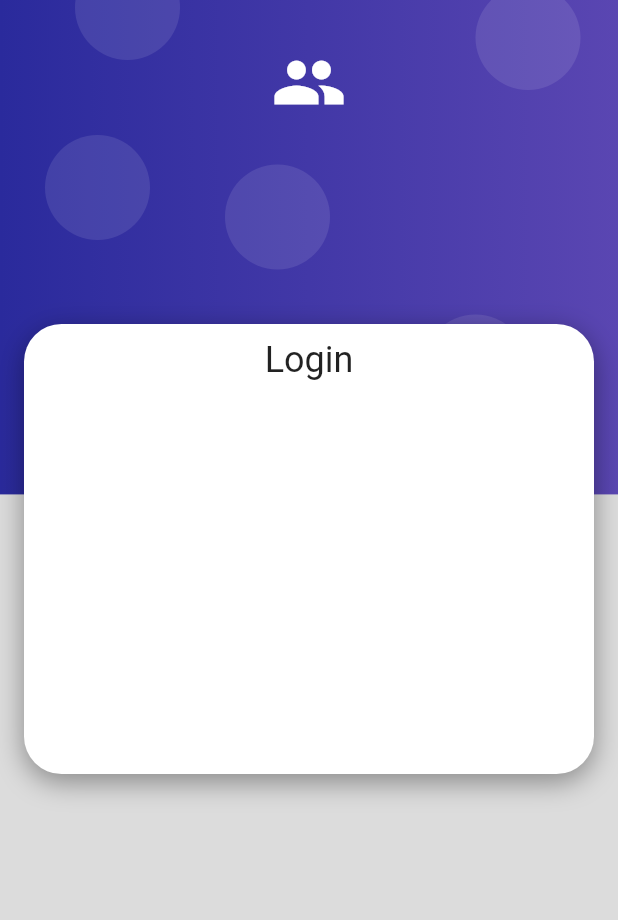
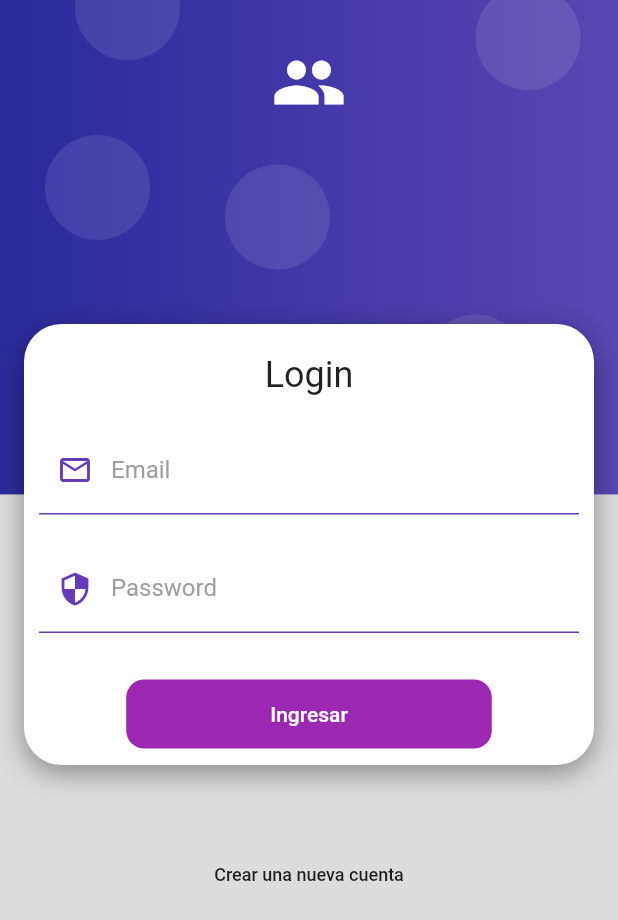
Before and after one commit to JoseLuisGit/form_validation, a Flutter app: the screen it shows after launch, on a phone screen of 412 x 824 dp. Shown: the top 920 px of the screen. Run offline on Flutter 3.47's test engine with Material 2 defaults, Android fonts, the phone set to English and light mode, and no system bars.

Commit message:
validation form

```diff
--- a/lib/pages/login_page.dart
+++ b/lib/pages/login_page.dart
@@ -1,6 +1,9 @@
 import 'package:flutter/material.dart';
+import 'package:form_validation/providers/login_form_provider.dart';
+import 'package:form_validation/ui/input_decorations.dart';
 import 'package:form_validation/widgets/auth_background.dart';
 import 'package:form_validation/widgets/card_container.dart';
+import 'package:provider/provider.dart';
 
 class LoginPage extends StatelessWidget {
   const LoginPage({super.key});
@@ -14,14 +17,23 @@ class LoginPage extends StatelessWidget {
             children: [
               const SizedBox(height: 200),
               CardContainer(
+                child: Padding(
+                  padding: const EdgeInsets.all(10.0),
                   child: Column(
                     children: [
                       const SizedBox(height: 10),
                       Text('Login', style: Theme.of(context).textTheme.headlineSmall),
                       const SizedBox(height: 20),
+                      ChangeNotifierProvider(
+                        create: (_) => LoginFormProvider(),
+                        child: _LoginForm(),
+                        )
                     ],
                   ),
-              )
+                ),
+              ),
+              const SizedBox( height: 50,),
+              const Text('Crear una nueva cuenta', style: TextStyle(fontSize: 12, fontWeight: FontWeight.w500),)
             ],
           ),
         )
@@ -29,3 +41,78 @@ class LoginPage extends StatelessWidget {
     );
   }
 }
+
+class _LoginForm extends StatelessWidget {
+
+  @override
+  Widget build(BuildContext context) {
+    final loginForm = Provider.of<LoginFormProvider>(context);
+    return Form(
+      key: loginForm.formKey,
+      autovalidateMode: AutovalidateMode.onUserInteraction,
+      child: Column(
+        children: [
+          TextFormField(
+            autocorrect: false,
+            keyboardType: TextInputType.emailAddress,
+            decoration: InputDecorations.authInputDecoration(
+              hintText: 'example@g.com',
+              labelText: 'Email',
+              prefixIcon: Icons.email_outlined
+              ),
+              validator: (value) {
+                String pattern = r'^(([^<>()[\]\\.,;:\s@\"]+(\.[^<>()[\]\\.,;:\s@\"]+)*)|(\".+\"))@((\[[0-9]{1,3}\.[0-9]{1,3}\.[0-9]{1,3}\.[0-9]{1,3}\])|(([a-zA-Z\-0-9]+\.)+[a-zA-Z]{2,}))$';
+                RegExp regExp = RegExp(pattern);
+                return regExp.hasMatch(value ?? '') ? null : 'Email invalido';
+              },
+          ),
+          const SizedBox(
+            height: 20,
+          ),
+            TextFormField(
+            autocorrect: false,
+            obscureText: true,
+            keyboardType: TextInputType.text,
+            decoration: InputDecorations.authInputDecoration(
+              hintText: '**********',
+              labelText: 'Password',
+              prefixIcon: Icons.security
+              ),
+              validator: (value) {
+                if(value != null && value.length >= 6) return null;
+                return 'Password invalido';
+              },
+          ),
+          const SizedBox(
+            height: 30,
+          ),
+          MaterialButton(
+            onLongPress: null,
+            onPressed: loginForm.isLoading? null : () async{
+              FocusScope.of(context).unfocus(); //keyboard
+              if(loginForm.isValidate()){
+
+                loginForm.isLoading = true;
+
+                await Future.delayed(const Duration(seconds: 2));
+
+                Navigator.pushReplacementNamed(context, 'home');
+                loginForm.isLoading = false;
+              }
+
+            },
+            shape: RoundedRectangleBorder(borderRadius: BorderRadius.circular(12)),
+            elevation: 0,
+            color: Colors.purple,
+            child: Container(
+              padding: const EdgeInsets.symmetric(horizontal: 80, vertical: 15),
+              child: Text(
+                      loginForm.isLoading ? 'Espere...'
+                      : 'Ingresar',
+                      style: TextStyle(color: loginForm.isLoading ? Colors.black : Colors.white)),),
+            ),
+        ],
+      )
+      );
+  }
+}
--- /dev/null
+++ b/lib/providers/login_form_provider.dart
@@ -0,0 +1,27 @@
+
+
+import 'package:flutter/material.dart';
+
+class LoginFormProvider extends ChangeNotifier{
+
+  GlobalKey<FormState> formKey = GlobalKey<FormState>();
+
+  String name = '';
+  String password = '';
+
+  bool _isLoading = false;
+
+  get isLoading => _isLoading;
+
+  set isLoading(isLoading){
+    _isLoading = isLoading;
+    notifyListeners();
+  }
+
+
+  bool isValidate(){
+    return formKey.currentState?.validate() ?? false;
+  }
+
+
+}
--- /dev/null
+++ b/lib/ui/input_decorations.dart
@@ -0,0 +1,32 @@
+import 'package:flutter/material.dart';
+
+class InputDecorations {
+
+  static InputDecoration authInputDecoration({
+    required String hintText,
+    required String labelText,
+    IconData? prefixIcon
+  }){
+    return InputDecoration(
+              enabledBorder: const UnderlineInputBorder(
+                borderSide: BorderSide(
+                  color: Colors.deepPurple
+                )
+              ),
+              focusedBorder: const UnderlineInputBorder(
+                borderSide: BorderSide(
+                  color: Colors.deepPurple,
+                  width: 2
+                )
+              ),
+              hintText: hintText,
+              labelText: labelText,
+              labelStyle: const TextStyle(
+                color: Colors.grey
+              ),
+              prefixIcon: Icon( prefixIcon ?? Icons.email, color: Colors.deepPurple,),
+            );
+  }
+
+
+}
--- a/lib/widgets/card_container.dart
+++ b/lib/widgets/card_container.dart
@@ -21,8 +21,6 @@ class CardContainer extends StatelessWidget {
     return Padding(
       padding: const EdgeInsets.all(16.0),
       child: Container(
-        width: double.infinity,
-        height: 300,
         decoration: boxDecoration,
         child: child,
       ),
--- a/pubspec.yaml
+++ b/pubspec.yaml
@@ -35,6 +35,7 @@ dependencies:
   # The following adds the Cupertino Icons font to your application.
   # Use with the CupertinoIcons class for iOS style icons.
   cupertino_icons: ^1.0.2
+  provider: ^6.0.5
 
 dev_dependencies:
   flutter_test:
```
Also changed, not shown: pubspec.lock. Lines whose indentation alone changed are shown as unchanged.
